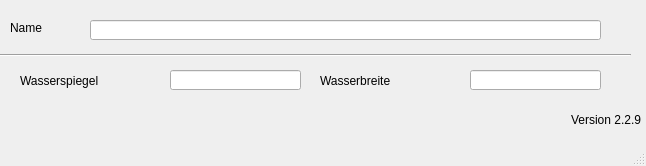
This is qkan/database/templates/profildaten.ui in hoettges/QKan as Qt 5 draws it before an edit. The edited form follows.
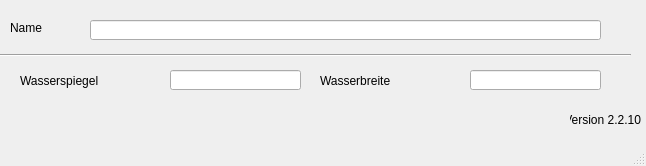
This is the edited form.

What changed in the file:
```diff
--- a/qkan/database/templates/profildaten.ui
+++ b/qkan/database/templates/profildaten.ui
@@ -109,7 +109,7 @@
      <string>Version QKan Import</string>
     </property>
     <property name="text">
-     <string>Version 2.2.9</string>
+     <string>Version 2.2.10</string>
     </property>
     <property name="alignment">
      <set>Qt::AlignRight|Qt::AlignTrailing|Qt::AlignVCenter</set>
```
